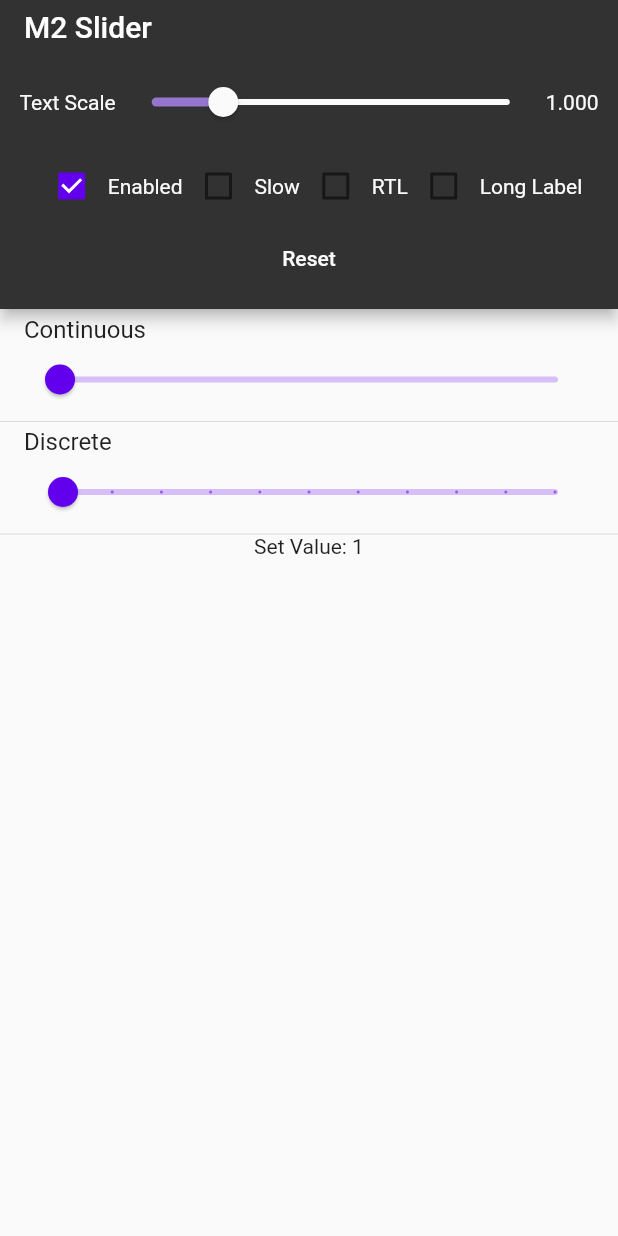
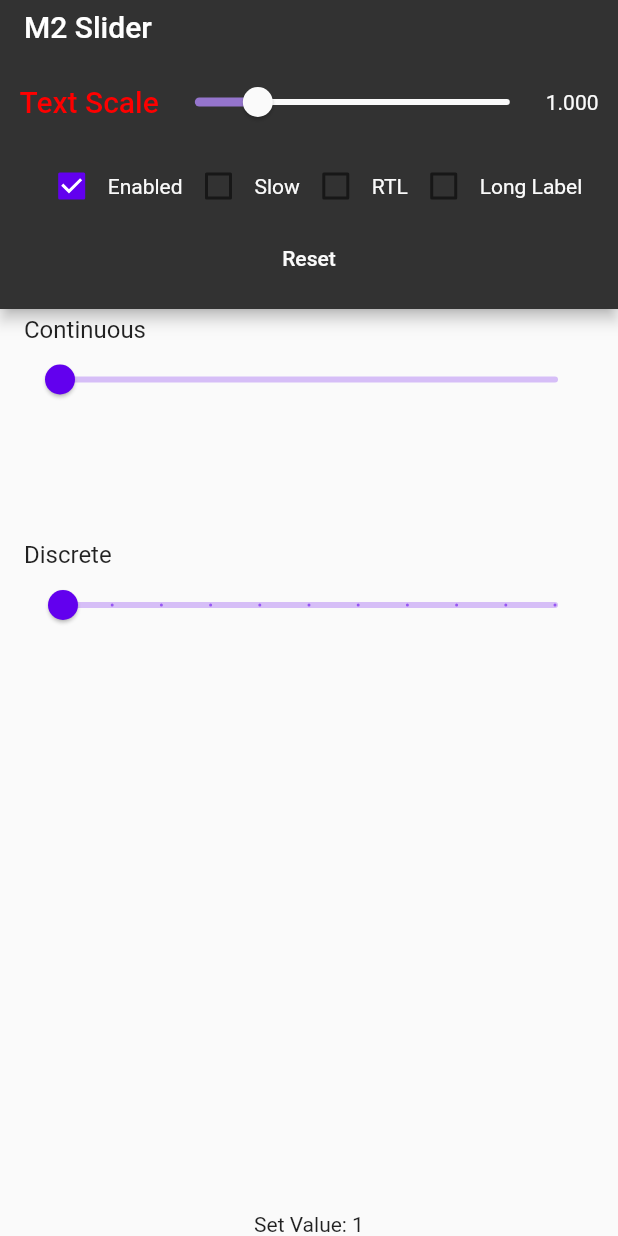
Before and after one commit to gspencergoog/test_widget, a Flutter app: the MyHomePage screen opened directly, on a phone screen of 412 x 824 dp. Run offline on Flutter 3.47's test engine with Material 2 defaults, Android fonts, the phone set to English and light mode, and no system bars.

Commit message:
Upgrade to post-1.0 project.

```diff
--- a/lib/sliders.dart
+++ b/lib/sliders.dart
@@ -45,6 +45,50 @@ class MyHomePage extends StatefulWidget {
   _MyHomePageState createState() => new _MyHomePageState();
 }
 
+/// A Widget that sets the title text color for its children, while
+/// leaving all other ambient attributes alone.
+class TitleColorTheme extends StatelessWidget {
+  TitleColorTheme({Key key, this.child, this.titleColor}) : super(key: key);
+
+  final Color titleColor;
+  final Widget child;
+
+  @override
+  Widget build(BuildContext context) {
+    ThemeData theme = Theme.of(context);
+
+    // The partialTheme is very incomplete: just replacing theme.textTheme with that
+    // wouldn't do what we want.
+    TextTheme partialTheme = new TextTheme(title: new TextStyle(color: titleColor));
+    theme = Theme.of(context).copyWith(textTheme: theme.textTheme.merge(partialTheme));
+    print('partial: $partialTheme\nfull: ${theme.textTheme.title.color}');
+    return new Theme(data: theme, child: child);
+  }
+}
+
+/// A Widget that sets the title text color for its children, while
+/// leaving all other ambient attributes alone.
+class TitleColorThemeCopy extends StatelessWidget {
+  TitleColorThemeCopy({Key key, this.child, this.titleColor}) : super(key: key);
+
+  final Color titleColor;
+  final Widget child;
+
+  @override
+  Widget build(BuildContext context) {
+    ThemeData theme = Theme.of(context);
+
+    theme = theme.copyWith(
+      textTheme: theme.textTheme.copyWith(
+        title: theme.textTheme.title.copyWith(
+          color: titleColor,
+        ),
+      ),
+    );
+    return new Theme(data: theme, child: child);
+  }
+}
+
 class _MyHomePageState extends State<MyHomePage> {
   double _size = 1.0;
   bool _enable = true;
@@ -75,7 +119,10 @@ class _MyHomePageState extends State<MyHomePage> {
       preferredSize: const Size.fromHeight(150.0),
       child: new Padding(
         padding: new EdgeInsets.fromLTRB(5.0, 0.0, 5.0, 10.0),
-        child: new Column(
+        child: new TitleColorThemeCopy(
+          titleColor: const Color(0xffff0000),
+          child: new Builder(builder: (BuildContext context) {
+            return new Column(
               children: <Widget>[
                 new Padding(
                   padding: const EdgeInsets.all(8.0),
@@ -83,7 +130,7 @@ class _MyHomePageState extends State<MyHomePage> {
                     children: <Widget>[
                       new Text(
                         'Text Scale',
-                    style: new TextStyle(color: Colors.grey[50]),
+                        style: Theme.of(context).textTheme.title,
                       ),
                       new Expanded(
                         child: new SliderTheme(
@@ -205,6 +252,8 @@ class _MyHomePageState extends State<MyHomePage> {
                   ],
                 ),
               ],
+            );
+          }),
         ),
       ),
     );
@@ -240,6 +289,7 @@ class _MyHomePageState extends State<MyHomePage> {
             value: sliderValue),
         testValue,
       ),
+      Spacer(flex: 1),
       _wrapSlider(
         _rtl ? 'منفصله' : 'Discrete',
         new Slider(
@@ -251,19 +301,16 @@ class _MyHomePageState extends State<MyHomePage> {
             value: sliderValue),
         testValue,
       ),
+      Spacer(flex: 5),
       new Center(child: new Text('Set Value: $testValue')),
     ];
-    tiles = ListTile.divideTiles(context: context, tiles: tiles).toList();
+//    tiles = ListTile.divideTiles(context: context, tiles: tiles).toList();
 
     return new SafeArea(
       child: new Theme(
         data: theme1,
         child: new DefaultTextStyle(
-          style: new TextStyle(
-              color: Colors.white,
-              fontSize: 14.0,
-              fontFamily: 'Roboto',
-              fontStyle: FontStyle.normal),
+          style: new TextStyle(color: Colors.white, fontSize: 14.0, fontFamily: 'Roboto', fontStyle: FontStyle.normal),
           child: new Scaffold(
             key: scaffoldKey,
             appBar: new AppBar(
@@ -284,8 +331,8 @@ class _MyHomePageState extends State<MyHomePage> {
 //                      padding: const EdgeInsets.all(100.0),
 //                      viewInsets: const EdgeInsets.all(50.0),
 //                    ),
-                    child: new ListView(
-                      padding: new EdgeInsets.all(0.0),
+                    child: new Column(
+//                      padding: new EdgeInsets.all(0.0),
                       children: tiles,
                     ),
                   ),
--- a/pubspec.yaml
+++ b/pubspec.yaml
@@ -4,8 +4,7 @@ description: A new Flutter project.
 dependencies:
   flutter:
     sdk: flutter
-  image: ^1.0.30
-  #path_provider: any
+  image: ^2.0.0
 
 dev_dependencies:
   flutter_test:
@@ -43,7 +42,7 @@ flutter:
   # list giving the asset and other descriptors for the font. For
   # example:
   # fonts:
-  #   - family: Schyler
+  #   - family:   Schyler
   #     fonts:
   #       - asset: fonts/Schyler-Regular.ttf
   #       - asset: fonts/Schyler-Italic.ttf
```
Also changed, not shown: lib/main.dart (added, +131 -0 lines), 26 other files. Lines whose indentation alone changed are shown as unchanged.
